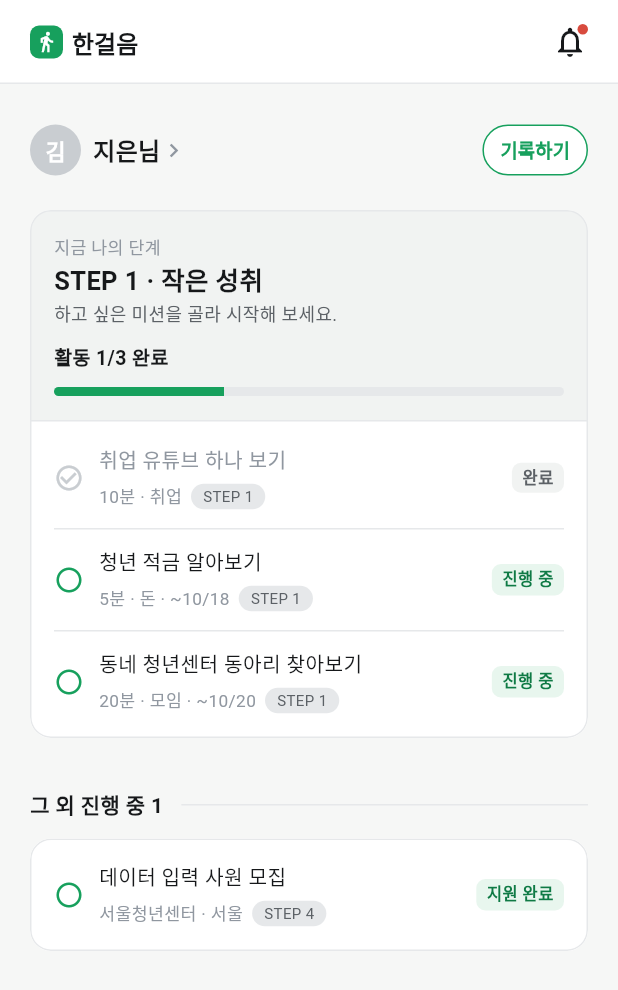
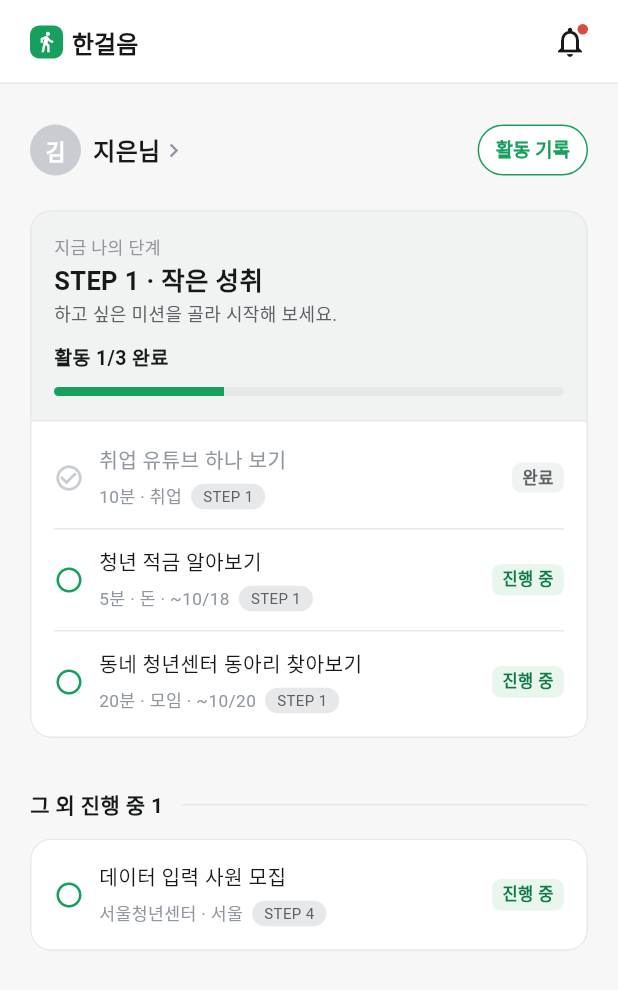
Before and after one commit to donghyun-03/Hangeoleum-UI, a Flutter app: the HomeScreen screen opened directly, on a phone screen of 412 x 824 dp. Shown: the top 990 px of the screen. Run offline on Flutter 3.47's test engine with Material 3 defaults, Android fonts, the light colour scheme and no system bars; our stand-ins replace file_picker; Roboto replaces fonts that are missing (Pretendard).

Commit message:
fix: 활동 기록 버튼으로 수정

```diff
--- a/lib/screens/home/home_screen.dart
+++ b/lib/screens/home/home_screen.dart
@@ -107,11 +107,14 @@ class HomeScreen extends StatelessWidget {
               if (!state.isInstitution) ...[
                 const SizedBox(width: 12),
                 AppButton(
-                  label: '기록하기',
+                  label: '활동 기록',
                   small: true,
                   expand: false,
                   variant: ButtonVariant.outline,
-                  onPressed: () => AppNav.toRecordWrite(context),
+                  onPressed: () => Navigator.pushNamed(
+                    context,
+                    Routes.recordList,
+                  ),
                 ),
               ],
             ],
@@ -193,7 +196,7 @@ class _YouthHome extends StatelessWidget {
             '주 ${post.perWeek}회',
             post.mode,
           ].join(' · '),
-          statusLabel: '참여 승인',
+          statusLabel: '진행 중',
         ),
       );
     }
@@ -220,7 +223,7 @@ class _YouthHome extends StatelessWidget {
             opportunity.org,
             if (opportunity.region.isNotEmpty) opportunity.region,
           ].join(' · '),
-          statusLabel: '지원 완료',
+          statusLabel: '진행 중',
         ),
       );
     }
```
